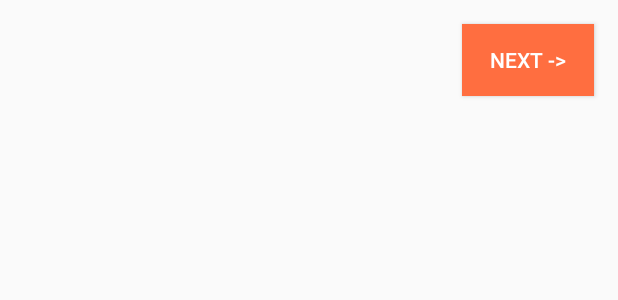
After one commit to denley/DenleyBihari, an Android app: the layout page_container.xml on its own in the app's theme, with its tools: preview values and no code run, on a phone screen of 412 x 824 dp. The commit adds this screen. Shown: the top 300 px of the screen. Run offline under Robolectric (Android 15) with nearby library versions, the phone set to English and light mode, and no system bars.

Commit message:
Added 'next' button to guide navigation

```diff
--- /dev/null
+++ b/app/src/main/res/drawable/button.xml
@@ -0,0 +1,5 @@
+<?xml version="1.0" encoding="utf-8"?>
+<selector xmlns:android="http://schemas.android.com/apk/res/android">
+    <item android:state_pressed="true" android:drawable="@color/colorAccentSecondary" />
+    <item android:drawable="@color/colorAccent" />
+</selector>
--- /dev/null
+++ b/app/src/main/res/layout/page_container.xml
@@ -0,0 +1,26 @@
+<?xml version="1.0" encoding="utf-8"?>
+<LinearLayout
+    xmlns:android="http://schemas.android.com/apk/res/android"
+    android:orientation="vertical"
+    android:layout_width="match_parent"
+    android:layout_height="match_parent"
+    >
+
+    <FrameLayout
+        android:id="@+id/main_content"
+        android:layout_width="match_parent"
+        android:layout_height="wrap_content"
+        />
+
+    <Button
+        android:id="@+id/action_next"
+        android:text="@string/action_next"
+        android:textColor="@android:color/white"
+        android:background="@drawable/button"
+        android:layout_gravity="end"
+        android:layout_width="wrap_content"
+        android:layout_height="wrap_content"
+        android:layout_margin="16dp"
+        />
+
+</LinearLayout>
--- a/app/src/main/res/values/strings.xml
+++ b/app/src/main/res/values/strings.xml
@@ -15,7 +15,7 @@
     <string name="action_experience">The Boring Stuff</string>
 
     <string name="action_more">More…</string>
-    <string name="action_download">Download</string>
+    <string name="action_next">Next -></string>
 
     <string name="error_cant_open">
         Unable to open link. Please install and set up a web browser.
```
Also changed, not shown: app/src/main/java/me/denley/denleybihari/AboutView.java (+2 -8 lines), app/src/main/java/me/denley/denleybihari/ContentPageView.java (added, +61 -0 lines), app/src/main/java/me/denley/denleybihari/NavigationDrawerView.java (+37 -21 lines), app/src/main/java/me/denley/denleybihari/PortfolioView.java (deleted, +0 -19 lines), app/src/main/java/me/denley/denleybihari/TestimonialsView.java (+2 -5 lines), app/src/main/java/me/denley/denleybihari/WhyView.java (+2 -5 lines).
